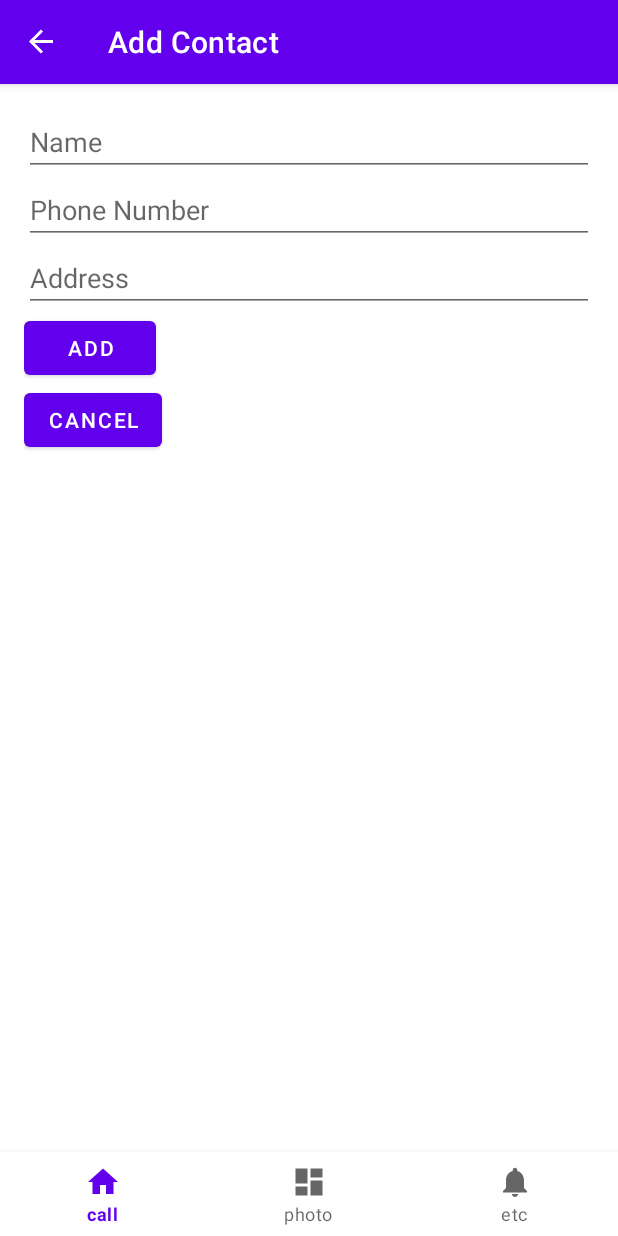
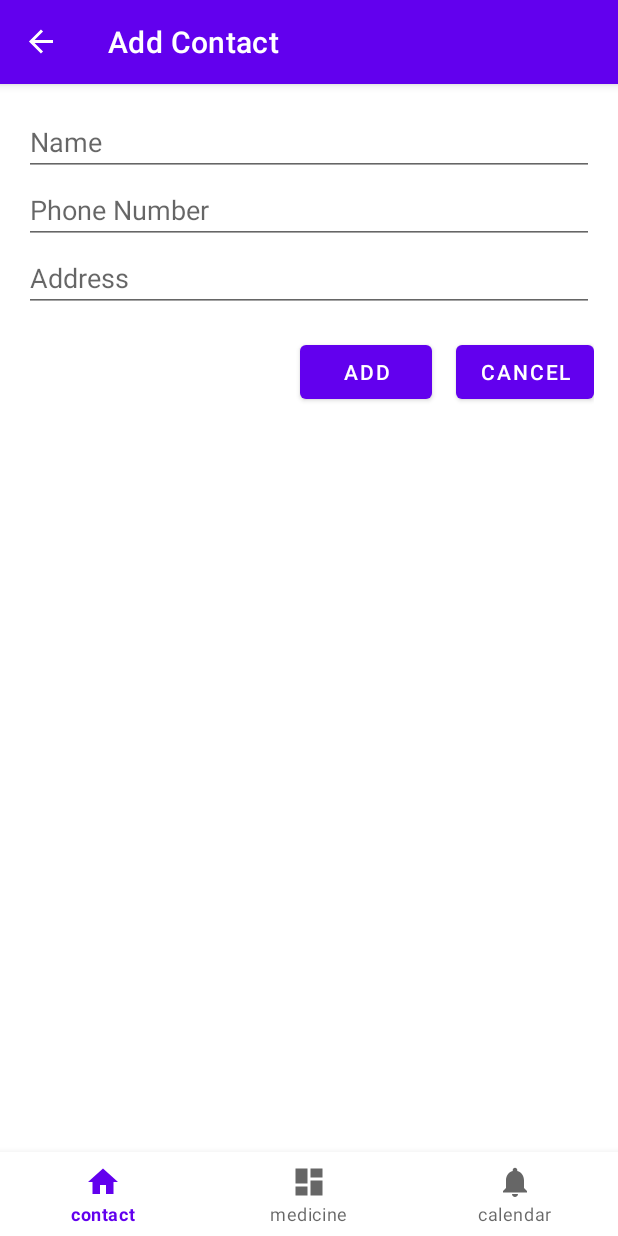
Before and after one commit to minzero31/MadCamp-1week-Android, an Android app: the NewContactFragment screen opened through its navigation route, on a phone screen of 412 x 824 dp. Run offline under Robolectric (Android 15) with nearby library versions, the phone set to English and light mode, and no system bars; our stand-ins replace navigation-ui; 4 statements that could not run were skipped.

Commit message:
"1st Tab 추가 dialog 수정 및 bottom navigation bar 이름 수정 #9 #33"

```diff
--- a/app/src/main/res/layout/fragment_add_contact.xml
+++ b/app/src/main/res/layout/fragment_add_contact.xml
@@ -22,16 +22,23 @@
         android:layout_width="match_parent"
         android:layout_height="wrap_content"
         android:hint="Address" /> <!-- 주소 필드 추가 -->
-
-    <Button
+    <LinearLayout
+        android:layout_width="match_parent"
+        android:layout_height="wrap_content"
+        android:orientation="horizontal"
+        android:gravity="end"
+        android:layout_marginTop="16dp">
+        <Button
         android:id="@+id/addButton"
         android:layout_width="wrap_content"
         android:layout_height="wrap_content"
         android:text="Add" />
 
-    <Button
-        android:id="@+id/cancelButton"
-        android:layout_width="wrap_content"
-        android:layout_height="wrap_content"
-        android:text="Cancel" />
+        <Button
+            android:id="@+id/cancelButton"
+            android:layout_width="wrap_content"
+            android:layout_height="wrap_content"
+            android:text="Cancel"
+            android:layout_marginStart="16dp"/>
+    </LinearLayout>
 </LinearLayout>
--- a/app/src/main/res/menu/bottom_nav_menu.xml
+++ b/app/src/main/res/menu/bottom_nav_menu.xml
@@ -4,16 +4,16 @@
     <item
         android:id="@+id/navigation_home"
         android:icon="@drawable/ic_home_black_24dp"
-        android:title="@string/title_home" />
+        android:title="@string/title_contact" />
 
     <item
         android:id="@+id/navigation_dashboard"
         android:icon="@drawable/ic_dashboard_black_24dp"
-        android:title="@string/title_dashboard" />
+        android:title="@string/title_medicine" />.
 
     <item
         android:id="@+id/navigation_notifications"
         android:icon="@drawable/ic_notifications_black_24dp"
-        android:title="@string/title_notifications" />
+        android:title="@string/title_calendar" />
 
 </menu>
--- a/app/src/main/res/navigation/mobile_navigation.xml
+++ b/app/src/main/res/navigation/mobile_navigation.xml
@@ -9,19 +9,19 @@
     <fragment
         android:id="@+id/navigation_home"
         android:name="com.example.a3tabtest.ui.home.HomeFragment"
-        android:label="@string/title_home"
+        android:label="@string/app_name"
         tools:layout="@layout/fragment_home" />
 
     <fragment
         android:id="@+id/navigation_dashboard"
         android:name="com.example.a3tabtest.ui.dashboard.DashboardFragment"
-        android:label="@string/title_dashboard"
+        android:label="@string/app_name"
         tools:layout="@layout/activity_recycler_view" />
 
     <fragment
         android:id="@+id/navigation_notifications"
         android:name="com.example.a3tabtest.ui.notifications.NotificationsFragment"
-        android:label="@string/title_notifications"
+        android:label="@string/app_name"
         tools:layout="@layout/fragment_notifications" />
 
     <fragment
--- a/app/src/main/res/values/strings.xml
+++ b/app/src/main/res/values/strings.xml
@@ -1,8 +1,8 @@
 <resources>
-    <string name="app_name">3TabTest</string>
-    <string name="title_home">call</string>
-    <string name="title_dashboard">photo</string>
-    <string name="title_notifications">etc</string>
+    <string name="app_name">거북이</string>
+    <string name="title_contact">contact</string>
+    <string name="title_medicine">medicine</string>
+    <string name="title_calendar">calendar</string>
     <string name="add_image">AddImage</string>
     <string name="image_insert">ImageInsert</string>
     <string name="popup_image">ImagePopup</string>
```
Also changed, not shown: app/src/main/res/layout/dialog_view_contact.xml (+44 -9 lines).
